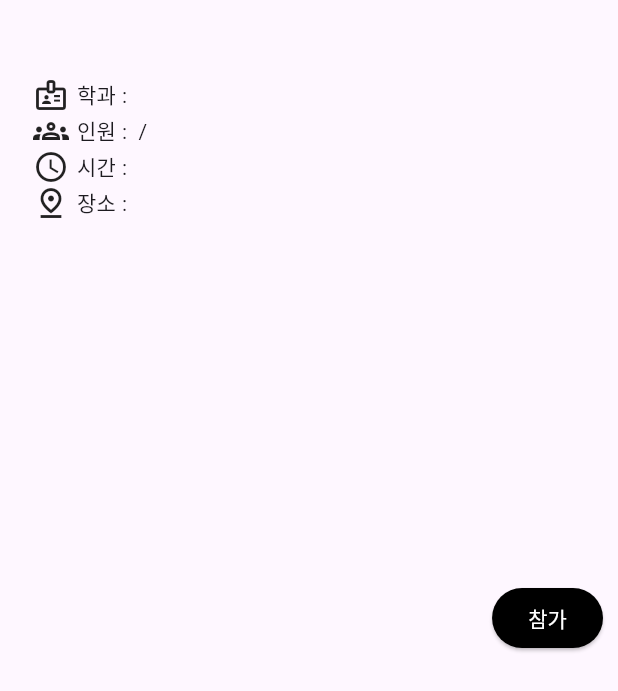
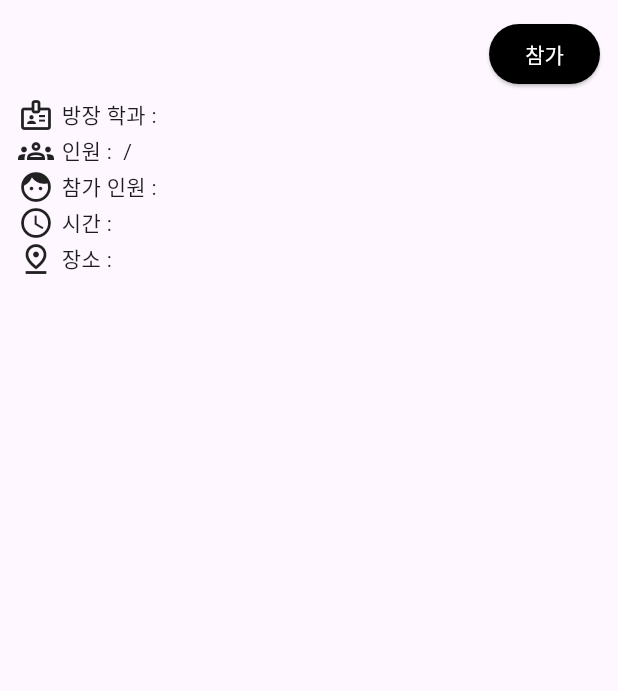
Before and after one commit to Dansot4891/FoodFriend, a Flutter app: the UnionBox widget shown alone on an empty page, opened directly with empty values, on a phone screen of 412 x 824 dp. Shown: the top 691 px of the screen. Run offline on Flutter 3.47's test engine with Material 3 defaults, Android fonts, the phone set to English and light mode, and no system bars; our stand-ins replace cloud_firestore, firebase_core, flutter_riverpod, freezed_annotation, get; accounts and stored records are empty.

Commit message:
[feat] union에 참가자 추가

```diff
--- a/lib/main.dart
+++ b/lib/main.dart
@@ -18,8 +18,8 @@ void main() async {
 class MyApp extends StatelessWidget {
   @override
   Widget build(BuildContext context) {
-    ratio = Size(MediaQuery.sizeOf(context).width / 400,
-                 MediaQuery.sizeOf(context).height / 900);
+    ratio = Size(MediaQuery.sizeOf(context).width / 412,
+                 MediaQuery.sizeOf(context).height / 892);
     return GetMaterialApp(
       debugShowCheckedModeBanner: false,
       title: 'Myapp',
--- a/lib/model/union_model.dart
+++ b/lib/model/union_model.dart
@@ -15,6 +15,7 @@ class UnionModel with _$UnionModel {
     required String type,
     required String userid,
     required String dep,
+    @Default([]) List<String> users,
   }) = _UnionModel;
 
   factory UnionModel.fromJson(Map<String, dynamic> json) => _$UnionModelFromJson(json);
--- a/lib/screens/mkgroup.dart
+++ b/lib/screens/mkgroup.dart
@@ -169,7 +169,8 @@ class MakeGroupScreenState extends ConsumerState<MakeGroupScreen> {
             time: time,
             place: place,
             dep: user.dep,
-            userid: user.id)
+            userid: user.id,
+            )
         .toJson());
   }
 }
--- a/lib/screens/revise.dart
+++ b/lib/screens/revise.dart
@@ -7,7 +7,7 @@ import 'package:food_friend/widget/union_box.dart';
 
 // 함수 호출 시 상태 변경을 알리기 위한 StatefulWidget 클래스
 class ReviseScreen extends ConsumerWidget {
-  // List<Mainscreen> myData = [];
+
   @override
   Widget build(BuildContext context, WidgetRef ref) {
     final data = ref.watch(myUnionsProvider(ref.watch(UserProvider).id));
@@ -37,7 +37,7 @@ class ReviseScreen extends ConsumerWidget {
                 return UnionInfoScreen(data: data[index],);
               }));
             },
-            child: UnionBox(buttonText: '삭제', title: data[index].title, dep: data[index].dep, max: data[index].max, num: data[index].num, time: data[index].time, place: data[index].place, func: () async {
+            child: UnionBox(buttonText: '삭제', union: data[index], func: () async {
               ref.read(unionProvider.notifier).deleteData(data[index], context);
             })
             );
--- a/lib/widget/union_box.dart
+++ b/lib/widget/union_box.dart
@@ -1,91 +1,44 @@
 import 'package:flutter/material.dart';
+import 'package:flutter/widgets.dart';
 import 'package:food_friend/config/custom_dialog.dart';
 import 'package:food_friend/main.dart';
+import 'package:food_friend/model/union_model.dart';
 
 class UnionBox extends StatelessWidget {
+  final UnionModel union;
+  final String buttonText;
 
-  final String title;
-  final String dep;
-  final String max;
-  final String num;
-  final String time;
-  final String place;
-  final String buttonText;
   final VoidCallback func;
 
   UnionBox({
-    required this.title,
-    required this.dep,
-    required this.max,
-    required this.num,
-    required this.time,
-    required this.place,
+    required this.union,
     required this.func,
     this.buttonText = '참가',
   });
 
-
-
   @override
   Widget build(BuildContext context) {
-    return Padding(
-      padding: const EdgeInsets.all(10.0),
-      child: Row(
-        mainAxisAlignment: MainAxisAlignment.spaceBetween,
-        children: [
-          Padding(
+    return Container(
+      width: double.infinity,
       padding: const EdgeInsets.all(12.0),
       child: Column(
         crossAxisAlignment: CrossAxisAlignment.start,
         children: [
+          Row(
+            mainAxisAlignment: MainAxisAlignment.spaceBetween,
+            children: [
               Text(
-                  title,
+                union.title,
                 style: TextStyle(fontSize: 20),
               ),
-                Row(
-                  children: [
-                    Icon(Icons.badge_outlined),
-                    SizedBox(width: ratio.width * 5,),
-                    Text('학과 : ${dep}', style: TextStyle(fontSize: 14),),
-                  ],
-                ),
-                Row(
-                  children: [
-                    Icon(Icons.groups_outlined),
-                    SizedBox(width: ratio.width * 5,),
-                    Text(
-                      "인원 : " + max + " / " + num,
-                      style: TextStyle(fontSize: 14),
-                    ),
-                  ],
-                ),
-                Row(
-                  children: [
-                    Icon(Icons.schedule_outlined),
-                    SizedBox(width: ratio.width * 5,),
-                    Text(
-                      "시간 : " + time,
-                      style: TextStyle(fontSize: 14),
-                    ),
-                  ],
-                ),
-                Row(
-                  children: [
-                    Icon(Icons.pin_drop_outlined),
-                    SizedBox(width: ratio.width * 5,),
-                    Text(
-                      "장소 : " + place,
-                      style: TextStyle(fontSize: 14),
-                    )
-                  ],
-                ),
-              ],
-            ),
-          ),
-          SizedBox(width: ratio.width * 20),
               ElevatedButton(
                 onPressed: () {
-              CustomDialog(context: context, title: '${buttonText}하시겠습니까?', buttonText: '확인', buttonCount: 2, func: func);
+                  CustomDialog(
+                      context: context,
+                      title: '${buttonText}하시겠습니까?',
+                      buttonText: '확인',
+                      buttonCount: 2,
+                      func: func);
                 },
                 child: Text(
                   buttonText,
@@ -97,6 +50,74 @@ class UnionBox extends StatelessWidget {
               )
             ],
           ),
+          SizedBox(
+            height: ratio.height * 5,
+          ),
+          Row(
+            children: [
+              Icon(Icons.badge_outlined),
+              SizedBox(
+                width: ratio.width * 5,
+              ),
+              Text(
+                '방장 학과 : ${union.dep}',
+                style: TextStyle(fontSize: 14),
+              ),
+            ],
+          ),
+          Row(
+            children: [
+              Icon(Icons.groups_outlined),
+              SizedBox(
+                width: ratio.width * 5,
+              ),
+              Text(
+                "인원 : " + union.max + " / " + union.num,
+                style: TextStyle(fontSize: 14),
+              ),
+            ],
+          ),
+          Row(
+            children: [
+              Icon(Icons.face),
+              SizedBox(
+                width: ratio.width * 5,
+              ),
+              Expanded(
+                child: Text(
+                  "참가 인원 : ${union.users.join(', ')}",
+                  style: TextStyle(fontSize: 14),
+                  maxLines: null,
+                ),
+              ),
+            ],
+          ),
+          Row(
+            children: [
+              Icon(Icons.schedule_outlined),
+              SizedBox(
+                width: ratio.width * 5,
+              ),
+              Text(
+                "시간 : " + union.time,
+                style: TextStyle(fontSize: 14),
+              ),
+            ],
+          ),
+          Row(
+            children: [
+              Icon(Icons.pin_drop_outlined),
+              SizedBox(
+                width: ratio.width * 5,
+              ),
+              Text(
+                "장소 : " + union.place,
+                style: TextStyle(fontSize: 14),
+              )
+            ],
+          ),
+        ],
+      ),
     );
   }
 }
```
Also changed, not shown: lib/provider/union_provider.dart (+54 -9 lines), lib/screens/home.dart (+18 -8 lines), lib/screens/report.dart (added, +50 -0 lines), lib/screens/unioninfo.dart (+17 -7 lines), lib/model/union_model.freezed.dart, lib/model/union_model.g.dart. Lines whose indentation alone changed are shown as unchanged.
